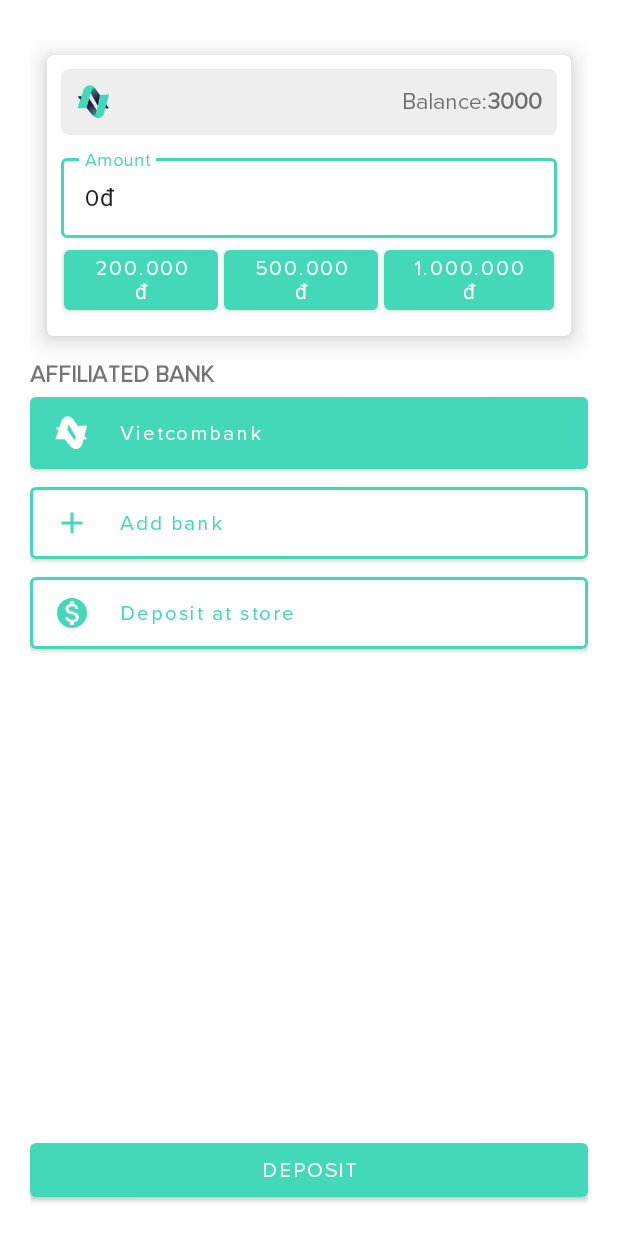
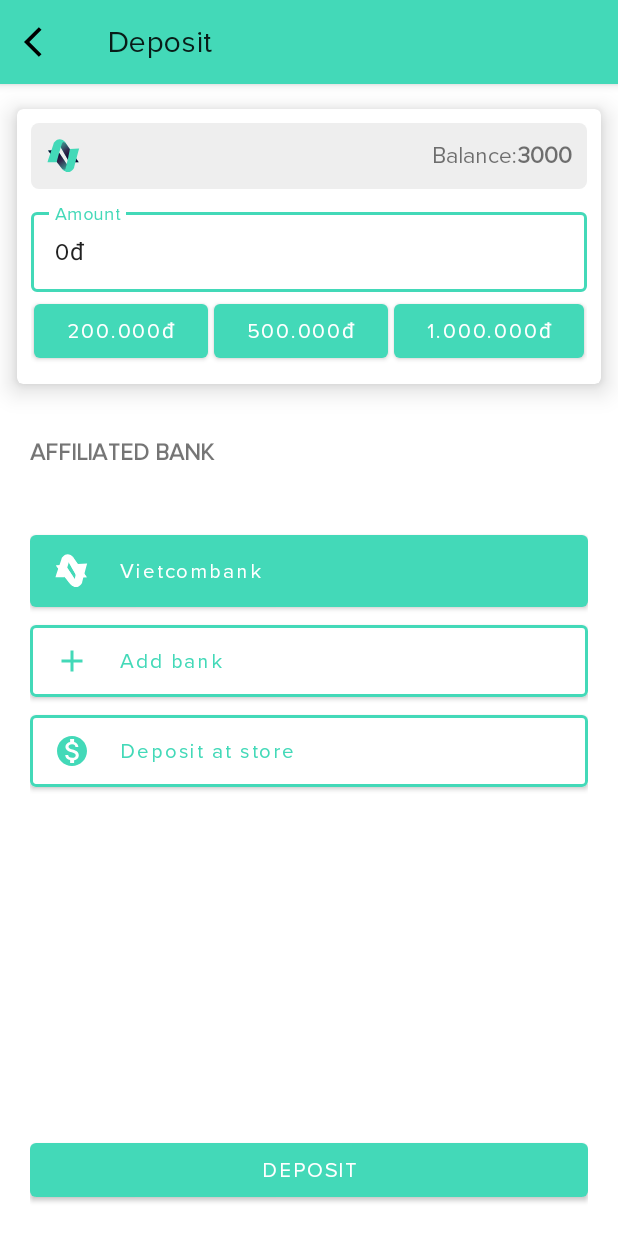
Before and after one commit to MinhLuong-077/IE303.M21.CNCL, an Android app: the Deposit screen opened directly, with no data from a screen before it, on a phone screen of 412 x 824 dp. Run offline under Robolectric (Android 15) with nearby library versions, the phone set to English and light mode, and no system bars.

Commit message:
create deposit and add toolbar contain back btn inside

```diff
--- a/EWallet/app/src/main/java/com/example/ewallet/Deposit.java
+++ b/EWallet/app/src/main/java/com/example/ewallet/Deposit.java
@@ -1,8 +1,11 @@
 package com.example.ewallet;
 
 import androidx.appcompat.app.AppCompatActivity;
+import androidx.appcompat.widget.Toolbar;
 
+import android.content.Intent;
 import android.os.Bundle;
+import android.view.View;
 
 public class Deposit extends AppCompatActivity {
 
@@ -10,5 +13,16 @@ public class Deposit extends AppCompatActivity {
     protected void onCreate(Bundle savedInstanceState) {
         super.onCreate(savedInstanceState);
         setContentView(R.layout.activity_deposit);
+
+        Toolbar toolbar = findViewById(R.id.toolbar);
+        toolbar.setTitle("Deposit");
+        toolbar.setNavigationIcon(R.drawable.back);
+        toolbar.setNavigationOnClickListener(new View.OnClickListener() {
+            @Override
+            public void onClick(View view) {
+                startActivity(new Intent(Deposit.this, HomeFragment.class));
+            }
+        });
+        setSupportActionBar(toolbar);
     }
 }
--- /dev/null
+++ b/EWallet/app/src/main/res/drawable/back.xml
@@ -0,0 +1,5 @@
+<vector android:height="24dp" android:tint="#000000"
+    android:viewportHeight="24" android:viewportWidth="24"
+    android:width="24dp" xmlns:android="http://schemas.android.com/apk/res/android">
+    <path android:fillColor="@android:color/white" android:pathData="M11.67,3.87L9.9,2.1 0,12l9.9,9.9 1.77,-1.77L3.54,12z"/>
+</vector>
--- a/EWallet/app/src/main/res/layout/activity_deposit.xml
+++ b/EWallet/app/src/main/res/layout/activity_deposit.xml
@@ -3,9 +3,11 @@
     xmlns:app="http://schemas.android.com/apk/res-auto"
     android:layout_width="match_parent"
     android:layout_height="match_parent"
-    android:orientation="vertical"
-    android:padding="20dp"
-    android:theme="@style/Theme.EWallet.Bar">
+    android:orientation="vertical">
+
+    <include
+        android:id="@+id/toolbar"
+        layout="@layout/toolbar"/>
 
     <com.google.android.material.card.MaterialCardView
         android:id="@+id/card"
@@ -120,7 +122,14 @@
         android:text="Affiliated Bank"
         android:textSize="15sp"
         android:textAllCaps="true"
-        android:textStyle="bold"/>
+        android:textStyle="bold"
+        android:padding="20dp"/>
+
+    <LinearLayout
+        android:layout_width="match_parent"
+        android:layout_height="wrap_content"
+        android:orientation="vertical"
+        android:padding="20dp">
 
         <com.google.android.material.button.MaterialButton
             android:layout_width="match_parent"
@@ -145,7 +154,7 @@
             android:textColor="@color/primary_light"
             android:backgroundTint="@color/white"
             app:strokeColor="@color/primary_light"
-        app:strokeWidth="2dp"/>
+            app:strokeWidth="2dp" />
 
         <com.google.android.material.button.MaterialButton
             android:layout_width="match_parent"
@@ -161,11 +170,13 @@
             android:backgroundTint="@color/white"
             app:strokeColor="@color/primary_light"
             app:strokeWidth="2dp"/>
+    </LinearLayout>
 
     <LinearLayout
         android:layout_width="match_parent"
         android:layout_height="0dip"
         android:layout_weight="1"
+        android:padding="20dp"
         android:gravity="center|bottom"
         android:orientation="vertical">
 
--- /dev/null
+++ b/EWallet/app/src/main/res/layout/toolbar.xml
@@ -0,0 +1,9 @@
+<?xml version="1.0" encoding="utf-8"?>
+<androidx.appcompat.widget.Toolbar xmlns:android="http://schemas.android.com/apk/res/android"
+    android:layout_width="match_parent"
+    android:layout_height="wrap_content"
+    android:background="@color/primary_light"
+    android:elevation="4dp"
+    android:theme="@style/AppTheme.Toolbar">
+
+</androidx.appcompat.widget.Toolbar>
--- a/EWallet/app/src/main/res/values/themes.xml
+++ b/EWallet/app/src/main/res/values/themes.xml
@@ -16,20 +16,9 @@
         <item name="android:windowContentTransitions">true</item>
     </style>
 
-    <style name="Theme.EWallet.Bar" parent="Theme.MaterialComponents.DayNight.DarkActionBar">
-        <!-- Primary brand color. -->
-        <item name="colorPrimary">@color/primary_light</item>
-        <item name="colorPrimaryVariant">@color/primary_dark</item>
-        <item name="colorOnPrimary">@color/white</item>
-        <!-- Secondary brand color. -->
-        <item name="colorSecondary">@color/teal_200</item>
-        <item name="colorSecondaryVariant">@color/teal_700</item>
-        <item name="colorOnSecondary">@color/black</item>
-        <!-- Status bar color. -->
-        <item name="android:statusBarColor" tools:targetApi="l">?attr/colorPrimaryVariant</item>
-        <!-- Customize your theme here. -->
-        <item name="android:fontFamily">@font/proxima_nova</item>
-        <item name="android:windowContentTransitions">true</item>
+    <style name="ToolBar" parent="Theme.AppCompat.Light.DarkActionBar">
+        <item name="textFillColor">@color/white</item>
+        <item name="fontFamily">@font/proxima_nova</item>
     </style>
 
     <style name="AppTheme.Toolbar" parent="">
```
Also changed, not shown: 2 other files. Lines whose indentation alone changed are shown as unchanged.
